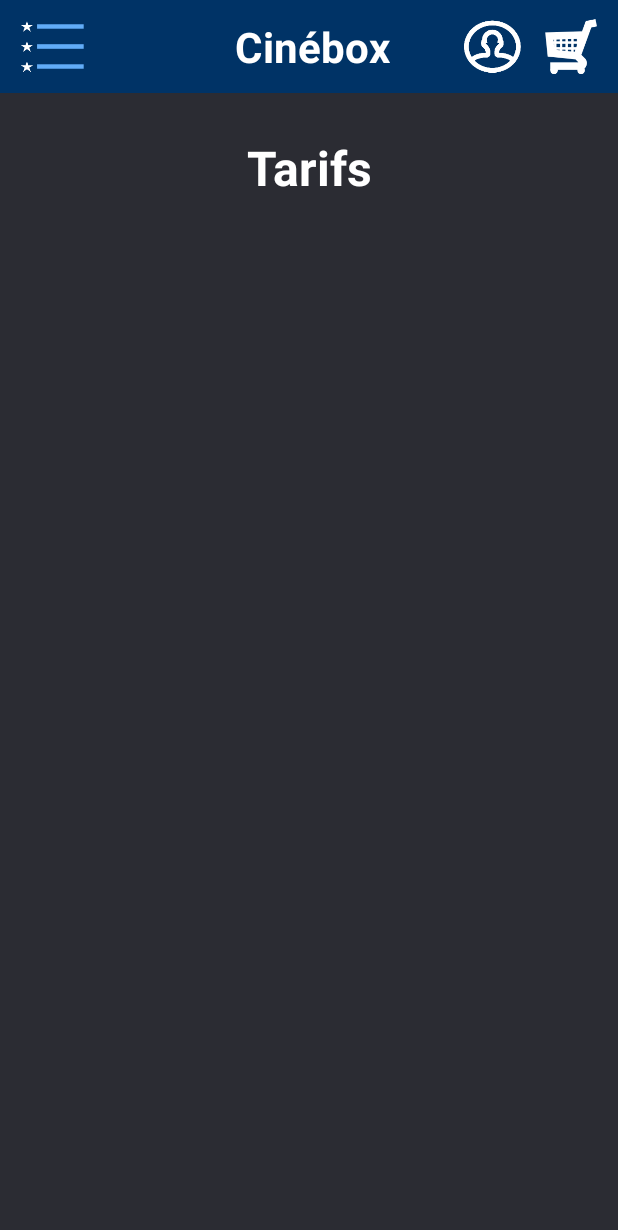
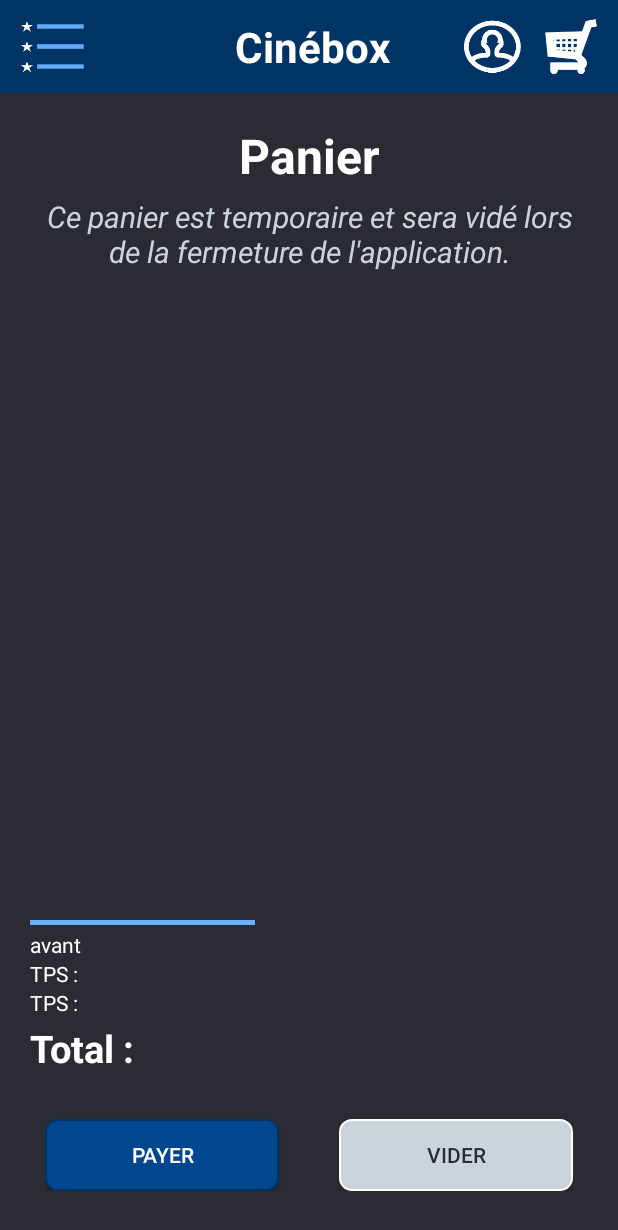
Before and after one commit to Archidoc142/Cinebox_MOBILE, an Android app: the screen it shows after launch (TarifsActivity before the commit, PanierActivity after it), on a phone screen of 412 x 824 dp. Shown: the top 1230 px of the screen. Run offline under Robolectric (Android 15) with nearby library versions, the phone set to English and light mode, and no system bars.

Commit message:
légère modif

```diff
--- a/app/src/main/java/com/example/cinebox/MainActivity.java
+++ b/app/src/main/java/com/example/cinebox/MainActivity.java
@@ -40,7 +40,7 @@ public class MainActivity extends AppCompatActivity
         else
         {
             //intent = new Intent(MainActivity.this, LoginActivity.class);
-            intent = new Intent(MainActivity.this, TarifsActivity.class);
+            intent = new Intent(MainActivity.this, PanierActivity.class);
         }
 
         finish();
--- a/app/src/main/java/com/example/cinebox/PanierActivity.java
+++ b/app/src/main/java/com/example/cinebox/PanierActivity.java
@@ -31,7 +31,7 @@ public class PanierActivity extends AppCompatActivity {
         //(int id, String marque, String categorie, String format, double prix_vente, String qte_disponible, String image) {
 
         Grignotine g = new Grignotine(1, "marque", "categorie", "format", 12.3, "100", "une image");
-      //  Panier.Snack_PanierList.add(g);
+        Panier.Snack_PanierList.add(g);
 
         if(Panier.Snack_PanierList.isEmpty() && Panier.Billet_PanierList.isEmpty()) {
             temptxt.setVisibility(View.INVISIBLE);
@@ -47,7 +47,7 @@ public class PanierActivity extends AppCompatActivity {
             RecyclerView recyclerView = findViewById(R.id.recycler_panier);
             PanierAdapter adapter = new PanierAdapter(PanierActivity.this);
             recyclerView.setAdapter(adapter);
-            recyclerView.setLayoutManager(new LinearLayoutManager(PanierActivity.this));
+            //recyclerView.setLayoutManager(new LinearLayoutManager(PanierActivity.this));
 
             payer.setOnClickListener(new View.OnClickListener()
             {
--- a/app/src/main/res/layout/activity_panier.xml
+++ b/app/src/main/res/layout/activity_panier.xml
@@ -41,7 +41,7 @@
             android:layout_below="@+id/panierTitre"
             android:layout_marginStart="20dp"
             android:layout_marginLeft="20dp"
-            android:layout_marginTop="20dp"
+            android:layout_marginTop="5dp"
             android:layout_marginEnd="20dp"
             android:layout_marginRight="20dp"
             android:layout_marginBottom="20dp"
@@ -81,7 +81,7 @@
     <LinearLayout
         android:id="@+id/bottomPanier"
         android:layout_width="match_parent"
-        android:layout_height="0dip"
+        android:layout_height="wrap_content"
         android:layout_weight="1"
         android:orientation="vertical"
         android:gravity="left|bottom">
```
